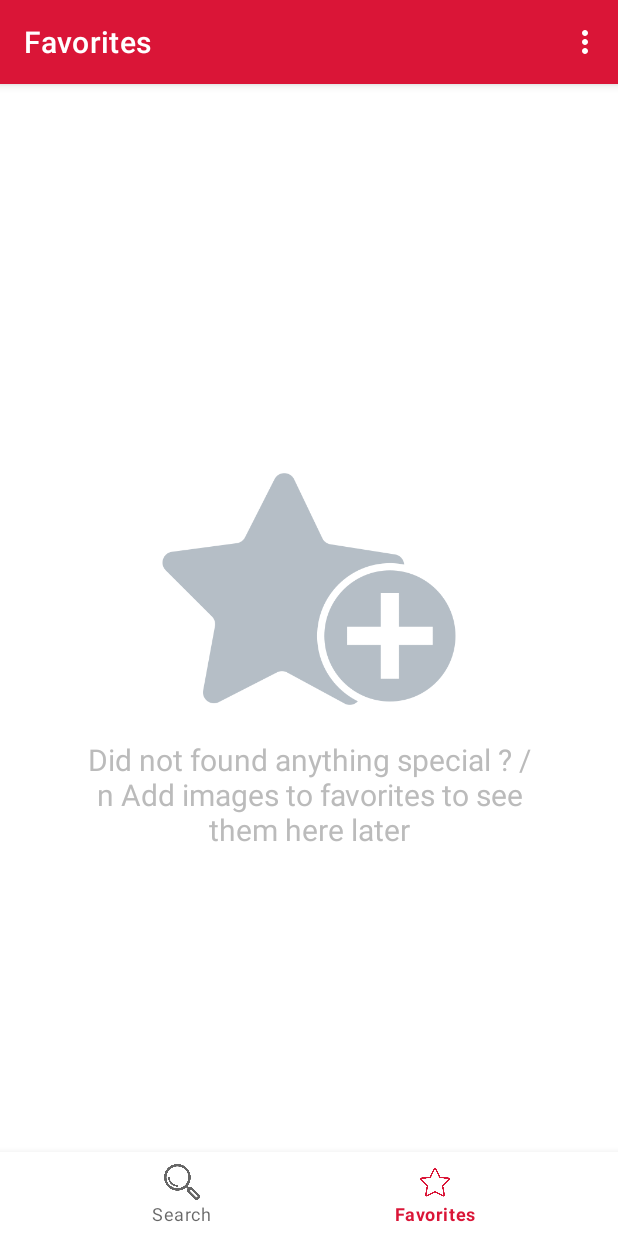
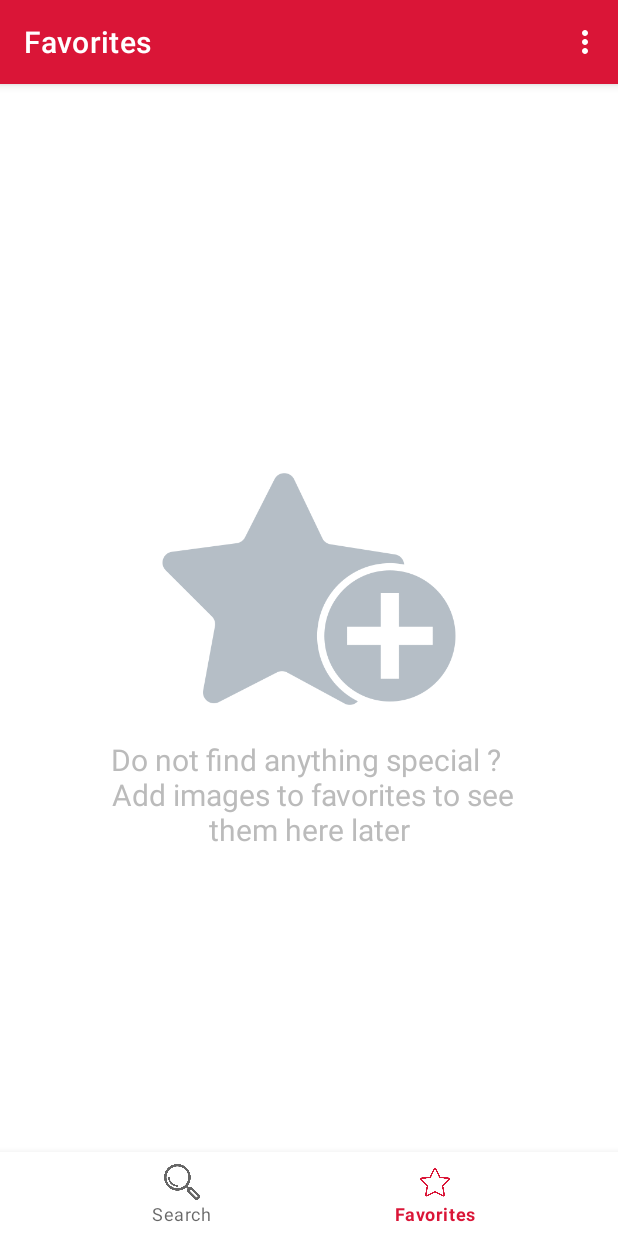
Before and after one commit to pepeglez/iquii_test, an Android app: the FavoritesFragment screen opened through its navigation route, on a phone screen of 412 x 824 dp. Run offline under Robolectric (Android 15) with nearby library versions, the phone set to English and light mode, and no system bars; our stand-ins replace Picasso, Room's generated code, navigation-ui; pictures from the network do not load.

Commit message:
Fixed @string spelling mistake

```diff
--- a/app/src/main/res/values/strings.xml
+++ b/app/src/main/res/values/strings.xml
@@ -9,7 +9,7 @@
     <string name="welcome_body">This is a TEST App for applying to IQUII \n  Make a search to start</string>
     <string name="click">Click here!</string>
     <string name="no_results">Sorry, no results</string>
-    <string name="no_fav">Did not found anything special ? /n  Add images to favorites to see them here later</string>
+    <string name="no_fav">Do not find anything special ? \n  Add images to favorites to see them here later</string>
     <string name="add_fav">Add to favorites</string>
     <string name="developed_by">Developed by:</string>
     <string name="name" translatable="false">José González</string>
```
